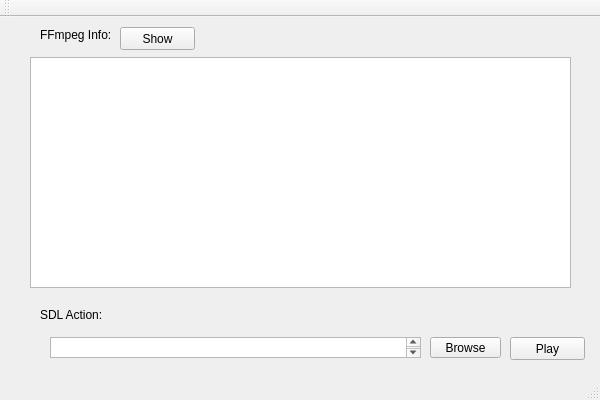
JayHeng/pzh-vs-mplayer, file src/JaysMPlayer.ui: the form before one commit.
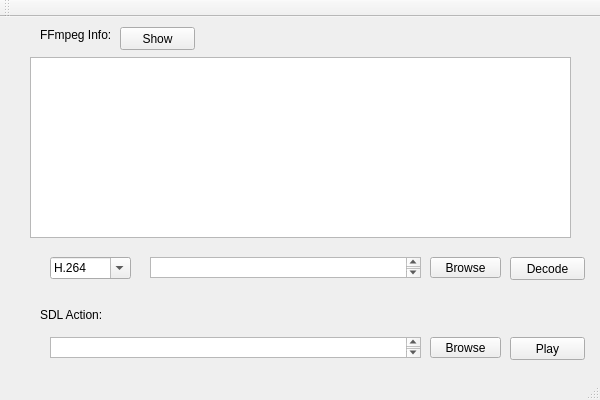
The form after the commit.

Commit message: [UI] Add several Widgets (to decode media)

Diff of the .ui file:
```diff
--- a/src/JaysMPlayer.ui
+++ b/src/JaysMPlayer.ui
@@ -33,7 +33,7 @@
       <x>30</x>
       <y>40</y>
       <width>541</width>
-      <height>231</height>
+      <height>181</height>
      </rect>
     </property>
    </widget>
@@ -99,6 +99,76 @@
      </rect>
     </property>
    </widget>
+   <widget class="QTextEdit" name="textEdit_showFileToDecode">
+    <property name="geometry">
+     <rect>
+      <x>150</x>
+      <y>240</y>
+      <width>271</width>
+      <height>21</height>
+     </rect>
+    </property>
+   </widget>
+   <widget class="QToolButton" name="toolButton_browseFileToDecode">
+    <property name="geometry">
+     <rect>
+      <x>430</x>
+      <y>240</y>
+      <width>71</width>
+      <height>21</height>
+     </rect>
+    </property>
+    <property name="text">
+     <string>Browse</string>
+    </property>
+   </widget>
+   <widget class="QPushButton" name="pushButton_mediaDecode">
+    <property name="geometry">
+     <rect>
+      <x>510</x>
+      <y>240</y>
+      <width>75</width>
+      <height>23</height>
+     </rect>
+    </property>
+    <property name="text">
+     <string>Decode</string>
+    </property>
+   </widget>
+   <widget class="QComboBox" name="comboBox_mediaInFormat">
+    <property name="geometry">
+     <rect>
+      <x>50</x>
+      <y>240</y>
+      <width>81</width>
+      <height>22</height>
+     </rect>
+    </property>
+    <property name="editable">
+     <bool>true</bool>
+    </property>
+    <property name="currentIndex">
+     <number>0</number>
+    </property>
+    <property name="maxVisibleItems">
+     <number>3</number>
+    </property>
+    <item>
+     <property name="text">
+      <string>H.264</string>
+     </property>
+    </item>
+    <item>
+     <property name="text">
+      <string>HEVC</string>
+     </property>
+    </item>
+    <item>
+     <property name="text">
+      <string>MPEG2</string>
+     </property>
+    </item>
+   </widget>
   </widget>
   <widget class="QMenuBar" name="menuBar">
    <property name="geometry">
```
Left out of the diff: 4 changed lines with no effect on the pictures. The commit also changes 1 other file.
